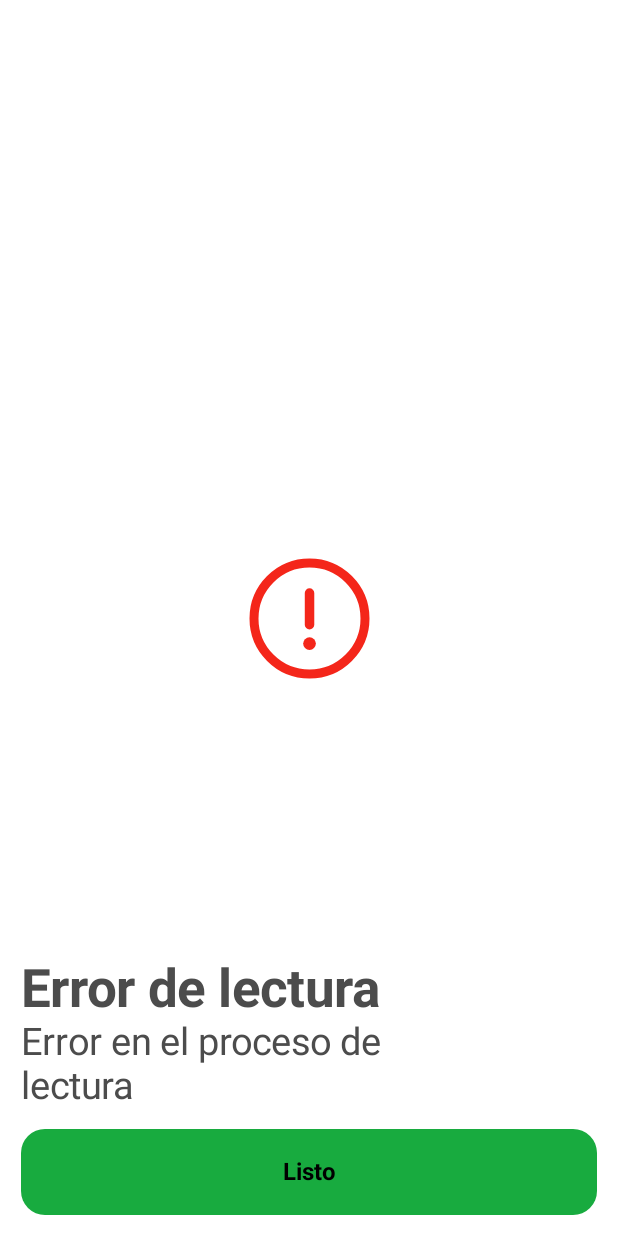
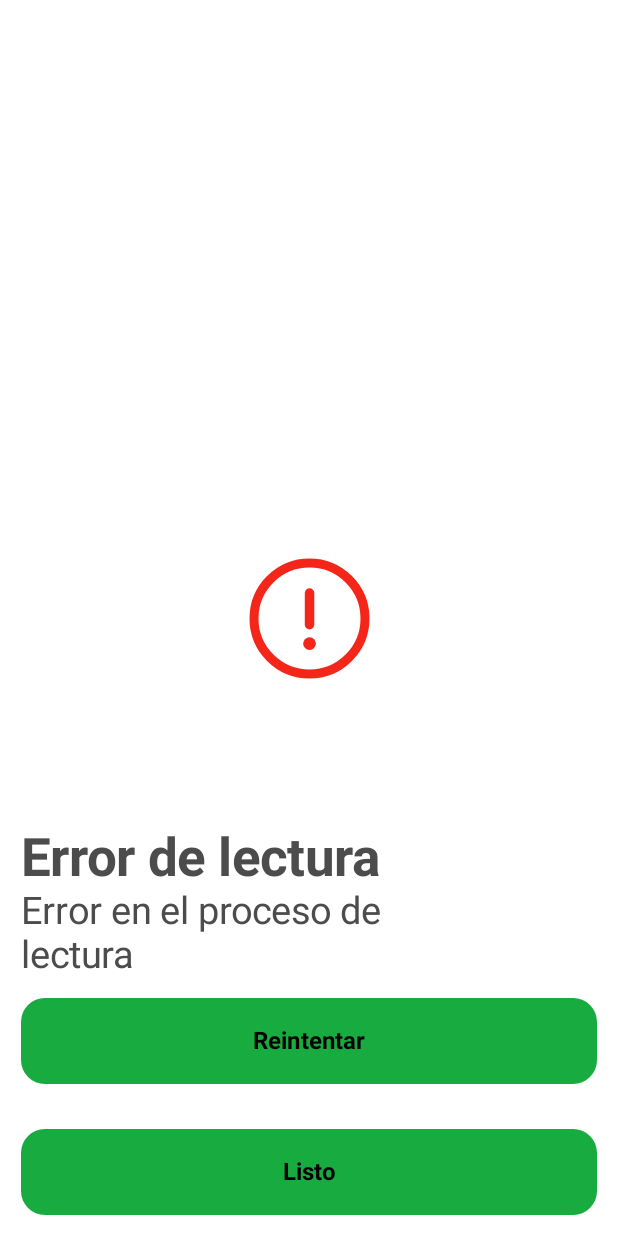
Before and after one commit to Joseamica/AvoqadoPOS, an Android app built with Jetpack Compose: the CardErrorActivity screen opened directly, with no data from a screen before it, on a phone screen of 412 x 824 dp. Run offline under Robolectric (Android 15) with nearby library versions, the phone set to English and light mode, and no system bars; libraries missing offline, so code that uses them is left out: com.menta.android; 1 statement that could not run was skipped.

Commit message:
fix: agregar reintentar pago

```diff
--- a/app/src/main/java/com/avoqado/pos/views/CardErrorActivity.kt
+++ b/app/src/main/java/com/avoqado/pos/views/CardErrorActivity.kt
@@ -12,6 +12,7 @@ import androidx.compose.foundation.Image
 import androidx.compose.foundation.background
 import androidx.compose.foundation.layout.Arrangement
 import androidx.compose.foundation.layout.Column
+import androidx.compose.foundation.layout.Spacer
 import androidx.compose.foundation.layout.fillMaxSize
 import androidx.compose.foundation.layout.fillMaxWidth
 import androidx.compose.foundation.layout.height
@@ -24,14 +25,30 @@ import androidx.compose.ui.res.painterResource
 import androidx.compose.ui.text.font.FontWeight
 import androidx.compose.ui.unit.dp
 import androidx.compose.ui.unit.sp
+import com.avoqado.pos.CURRENCY_LABEL
 import com.avoqado.pos.MainActivity
 import com.avoqado.pos.R
 import com.avoqado.pos.ui.screen.PrimaryButton
 import com.avoqado.pos.ui.theme.textColor
 import com.menta.android.common_cross.util.StatusResult
+import com.menta.android.core.model.OperationType
+import com.menta.android.core.utils.StringUtils
 
 
 class CardErrorActivity : ComponentActivity() {
+
+    private val amount: String by lazy {
+        intent.getStringExtra("amount").toString()
+    }
+    private val tipAmount: String by lazy {
+        intent.getStringExtra("tipAmount").toString()
+    }
+    private val currency: String by lazy {
+        intent.getStringExtra("currency").toString()
+    }
+    private val operationType: String by lazy {
+        intent.getStringExtra("operationType").toString()
+    }
 
     private var statusResult: StatusResult? = null
     override fun onCreate(savedInstanceState: Bundle?) {
@@ -109,6 +126,30 @@ class CardErrorActivity : ComponentActivity() {
                     color = textColor,
                     fontSize = 25.sp
                 )
+
+                PrimaryButton(
+                    text = "Reintentar",
+                    modifier = Modifier
+                        .fillMaxWidth()
+                        .padding(0.dp, 14.dp, 0.dp)
+                        .height(57.dp)
+                        .align(Alignment.End),
+                    onClick = {
+                        Log.i(TAG, "goToInputAmount")
+                        Intent(this@CardErrorActivity, CardProcessActivity::class.java)
+                            .apply {
+                                putExtra("amount", amount)
+                                putExtra("tipAmount", tipAmount)
+                                putExtra("currency", currency)
+                                putExtra("operationType", operationType)
+                            }
+                            .let(::startActivity)
+                        finish()
+                    }
+                )
+
+                Spacer(modifier = Modifier.height(16.dp))
+
                 PrimaryButton(
                     text = "Listo",
                     modifier = Modifier
--- a/app/src/main/java/com/avoqado/pos/views/CardProcessActivity.kt
+++ b/app/src/main/java/com/avoqado/pos/views/CardProcessActivity.kt
@@ -195,6 +195,10 @@ class CardProcessActivity : ComponentActivity() {
                 Log.i(TAG, "statusResult: $statusResult")
                 val intent = Intent(this, CardErrorActivity::class.java)
                 intent.putExtra("status", statusResult)
+                intent.putExtra("amount", amount)
+                intent.putExtra("tipAmount", tipAmount)
+                intent.putExtra("currency", currency)
+                intent.putExtra("operationType", operationType)
                 startActivity(intent)
                 Log.i("$TAG-AvoqadoTest", "CardProcessActivity closed by navigateObserver with StatusResult: $statusResult")
                 finish()
```
